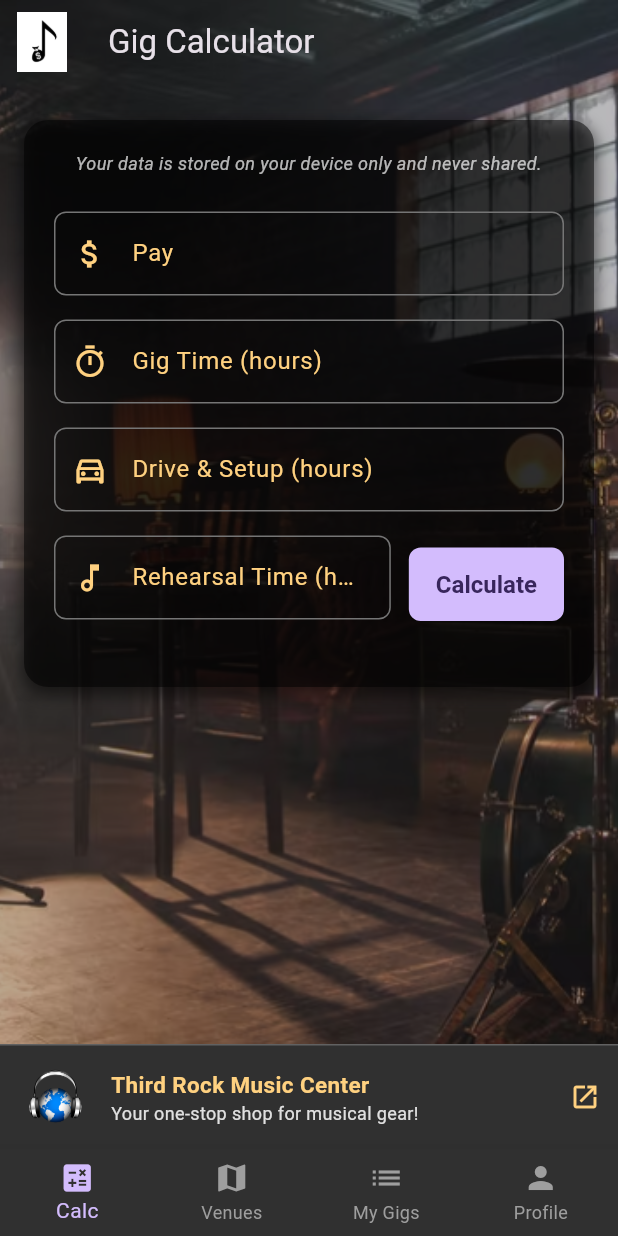
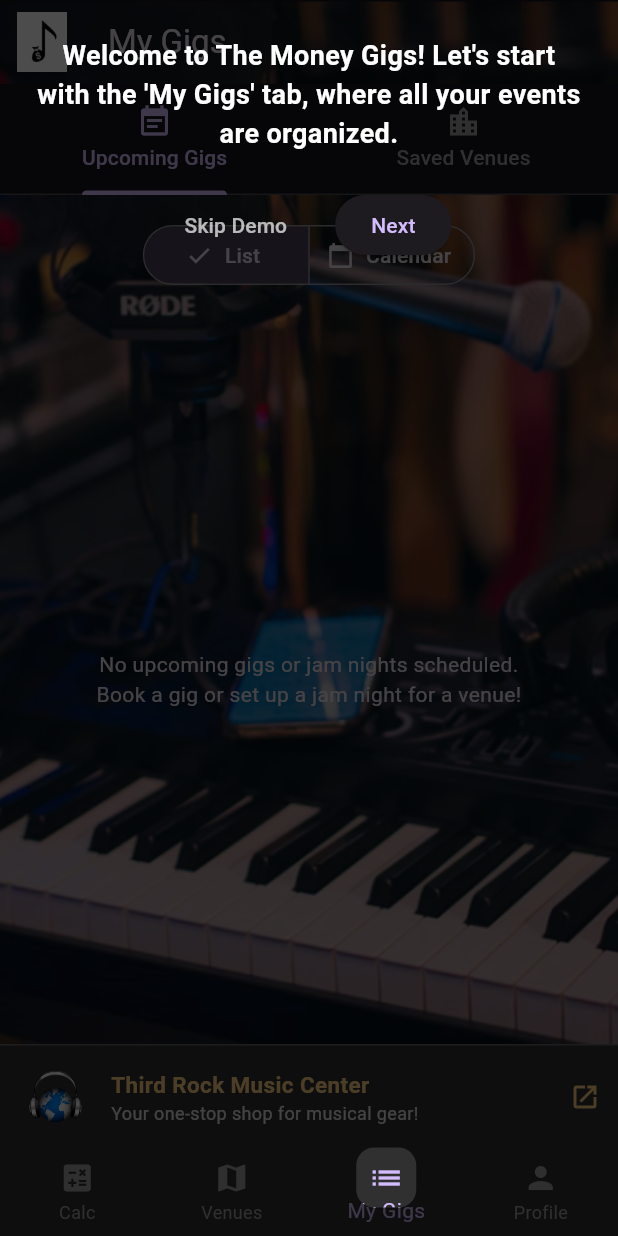
Before and after one commit to Racuza0228/theMoneyGigs2026, a Flutter app: the screen it shows after launch, on a phone screen of 412 x 824 dp. Run offline on Flutter 3.47's test engine with Material 3 defaults, Android fonts, the phone set to English and light mode, and no system bars; our stand-ins replace flutter_colorpicker, flutter_rating_bar, geolocator, google_maps_flutter, image_picker, shared_preferences and 1 more; project files that could hold a hidden picture were left out.

```diff
--- a/lib/core/widgets/page_background_wrapper.dart
+++ b/lib/core/widgets/page_background_wrapper.dart
@@ -1,5 +1,5 @@
 // lib/page_background_wrapper.dart
-import 'dart:io';import 'package:flutter/material.dart';
+import 'package:flutter/material.dart';
 
 class PageBackgroundWrapper extends StatelessWidget {
   final Widget child;
--- /dev/null
+++ b/lib/features/app_demo/widgets/tutorial_overlay.dart
@@ -0,0 +1,138 @@
+// lib/features/app_demo/widgets/tutorial_overlay.dart
+import 'package:flutter/material.dart';
+import 'package:provider/provider.dart';
+import '../providers/demo_provider.dart';
+
+// *** CONVERTED TO A STATEFULWIDGET TO HANDLE LAYOUT CALLBACK ***
+class TutorialOverlay extends StatefulWidget {
+  final GlobalKey highlightKey;
+  final String instructionalText;
+  final Alignment textAlignment;
+  final VoidCallback onNext;
+
+  const TutorialOverlay({
+    super.key,
+    required this.highlightKey,
+    required this.instructionalText,
+    required this.onNext,
+    this.textAlignment = Alignment.topCenter,
+  });
+
+  @override
+  State<TutorialOverlay> createState() => _TutorialOverlayState();
+}
+
+class _TutorialOverlayState extends State<TutorialOverlay> {
+  Rect? _highlightRect; // Store the position and size of the highlight area
+
+  @override
+  void initState() {
+    super.initState();
+    // *** THIS IS THE FIX ***
+    // We wait for the frame to finish painting before getting the widget's position.
+    WidgetsBinding.instance.addPostFrameCallback((_) {
+      _calculateHighlightRect();
+    });
+  }
+
+  void _calculateHighlightRect() {
+    final RenderBox? renderBox =
+    widget.highlightKey.currentContext?.findRenderObject() as RenderBox?;
+
+    if (renderBox != null && renderBox.hasSize) {
+      final offset = renderBox.localToGlobal(Offset.zero);
+      setState(() {
+        _highlightRect = Rect.fromPoints(
+          offset,
+          offset.translate(renderBox.size.width, renderBox.size.height),
+        );
+      });
+    }
+  }
+
+  @override
+  Widget build(BuildContext context) {
+    // If we haven't calculated the highlight position yet, show a transparent placeholder.
+    if (_highlightRect == null) {
+      return const Material(color: Colors.transparent);
+    }
+
+    // This is the same drawing logic as before, but now using the saved _highlightRect.
+    return Material(
+      color: Colors.transparent,
+      child: Stack(
+        children: [
+          // This is the semi-transparent background
+          ColorFiltered(
+            colorFilter: ColorFilter.mode(
+              Colors.black.withOpacity(0.7),
+              BlendMode.srcOut,
+            ),
+            child: Stack(
+              children: [
+                // This is the full-screen block
+                Container(
+                  decoration: const BoxDecoration(
+                    color: Colors.white, // Color does not matter
+                    backgroundBlendMode: BlendMode.dstOut,
+                  ),
+                ),
+                // This is the "hole" punched out for the highlight
+                Positioned(
+                  left: _highlightRect!.left - 8,
+                  top: _highlightRect!.top - 8,
+                  width: _highlightRect!.width + 16,
+                  height: _highlightRect!.height + 16,
+                  child: Container(
+                    decoration: BoxDecoration(
+                      color: Colors.white, // Color does not matter
+                      borderRadius: BorderRadius.circular(12),
+                    ),
+                  ),
+                ),
+              ],
+            ),
+          ),
+
+          // This positions the instructional text and buttons
+          Align(
+            alignment: widget.textAlignment,
+            child: Padding(
+              padding: const EdgeInsets.all(24.0),
+              child: Column(
+                mainAxisSize: MainAxisSize.min,
+                children: [
+                  Text(
+                    widget.instructionalText,
+                    textAlign: TextAlign.center,
+                    style: const TextStyle(
+                      fontSize: 18,
+                      color: Colors.white,
+                      fontWeight: FontWeight.bold,
+                    ),
+                  ),
+                  const SizedBox(height: 24),
+                  Row(
+                    mainAxisAlignment: MainAxisAlignment.center,
+                    children: [
+                      TextButton(
+                        onPressed: () => context.read<DemoProvider>().endDemo(),
+                        child: const Text('Skip Demo',
+                            style: TextStyle(color: Colors.white70)),
+                      ),
+                      const SizedBox(width: 20),
+                      ElevatedButton(
+                        onPressed: widget.onNext,
+                        child: const Text('Next'),
+                      ),
+                    ],
+                  )
+                ],
+              ),
+            ),
+          ),
+        ],
+      ),
+    );
+  }
+}
--- a/lib/features/gigs/views/gig_calculator_page.dart
+++ b/lib/features/gigs/views/gig_calculator_page.dart
@@ -1,5 +1,5 @@
 import 'package:flutter/material.dart';
-import 'dart:convert'; // For jsonEncode, jsonDecode
+// For jsonEncode, jsonDecode
 import 'package:shared_preferences/shared_preferences.dart';
 
 import 'package:the_money_gigs/features/gigs/widgets/booking_dialog.dart';
@@ -85,7 +85,7 @@ class _GigCalculatorState extends State<GigCalculator> {
     super.dispose();
   }
 
-  void _resetGigDetailsAndForm() {
+  /*void _resetGigDetailsAndForm() {
     FocusScope.of(context).unfocus(); // Dismiss keyboard
     if (mounted) {
       setState(() {
@@ -100,7 +100,7 @@ class _GigCalculatorState extends State<GigCalculator> {
         _formKey.currentState?.reset(); // Resets validation state
       });
     }
-  }
+  }*/
 
   // This method is called by the "Clear All" button.
   // It clears TextFormFields and resets calculated results and form state.
--- a/lib/features/gigs/views/gigs.dart
+++ b/lib/features/gigs/views/gigs.dart
@@ -8,7 +8,6 @@ import 'package:shared_preferences/shared_preferences.dart';
 import 'package:intl/intl.dart';
 import 'package:table_calendar/table_calendar.dart'; // Import TableCalendar
 import 'package:the_money_gigs/global_refresh_notifier.dart'; // Import the notifier
-import 'package:url_launcher/url_launcher.dart';
 
 // Import your models
 import 'package:the_money_gigs/features/gigs/models/gig_model.dart';
@@ -406,7 +405,7 @@ class _GigsPageState extends State<GigsPage> with SingleTickerProviderStateMixin
     }
   }
 
-  Future<void> _deleteGig(Gig gigToDelete) async {
+  /*Future<void> _deleteGig(Gig gigToDelete) async {
     if (gigToDelete.isJamOpenMic) return;
     if (!mounted) return;
     final prefs = await SharedPreferences.getInstance();
@@ -416,7 +415,7 @@ class _GigsPageState extends State<GigsPage> with SingleTickerProviderStateMixin
     await prefs.setString(_keyGigsList, Gig.encode(currentActualGigs));
     globalRefreshNotifier.notify();
   }
-
+*/
   Future<void> _archiveVenue(StoredLocation venueToArchive) async {
     if (!mounted) return;
     // CORRECTED: Only check for REAL, non-jam gigs.
@@ -638,7 +637,7 @@ class _GigsPageState extends State<GigsPage> with SingleTickerProviderStateMixin
     );
   }
 
-  Future<void> _openVenueInMap(StoredLocation venue) async {
+  /*Future<void> _openVenueInMap(StoredLocation venue) async {
     final lat = venue.coordinates.latitude;
     final lng = venue.coordinates.longitude;
     final String query = Uri.encodeComponent(venue.address.isNotEmpty ? venue.address : venue.name);
@@ -653,7 +652,8 @@ class _GigsPageState extends State<GigsPage> with SingleTickerProviderStateMixin
         ScaffoldMessenger.of(context).showSnackBar(const SnackBar(content: Text('Could not open map application.')));
       }
     }
-  }
+  }*/
+
   void _showEmbedCodeDialog() {
     // Generate the HTML code using the service
     final String embedCode = GigEmbedService.generateEmbedCode(_loadedGigs);
--- a/lib/features/map_venues/views/map.dart
+++ b/lib/features/map_venues/views/map.dart
@@ -6,7 +6,6 @@ import 'package:flutter/material.dart';
 import 'package:google_maps_flutter/google_maps_flutter.dart';
 import 'package:shared_preferences/shared_preferences.dart';
 import 'package:http/http.dart' as http;
-import 'package:intl/intl.dart';
 
 // --- Project Imports ---
 import 'package:the_money_gigs/core/services/places_service.dart';
--- a/lib/main.dart
+++ b/lib/main.dart
@@ -1,6 +1,9 @@
 // lib/main.dart
 import 'dart:io';
 import 'package:flutter/material.dart';
+import 'package:provider/provider.dart'; // Make sure this is imported
+import 'features/app_demo/providers/demo_provider.dart'; // *** NEW: Import DemoProvider
+import 'features/app_demo/widgets/tutorial_overlay.dart'; // *** FIX: Import the overlay widget
 import 'package:shared_preferences/shared_preferences.dart';
 import 'features/gigs/views/gig_calculator_page.dart';
 import 'features/map_venues/views/map.dart';
@@ -16,11 +19,17 @@ class RefreshNotifier extends ChangeNotifier {
   }
 }
 
-final refreshNotifier = RefreshNotifier();
-
 Future<void> main() async {
   WidgetsFlutterBinding.ensureInitialized();
-  runApp(const MyApp());
+  runApp(
+    MultiProvider(
+      providers: [
+        ChangeNotifierProvider(create: (_) => DemoProvider()),
+        ChangeNotifierProvider(create: (_) => RefreshNotifier()),
+      ],
+      child: const MyApp(),
+    ),
+  );
 }
 
 class MyApp extends StatelessWidget {
@@ -38,12 +47,13 @@ class MyApp extends StatelessWidget {
         ),
         useMaterial3: true,
       ),
-      home: const MainPage(),
+      home: const MainPage(), // This is correct
       debugShowCheckedModeBanner: false,
     );
   }
 }
 
+// *** FIX: This class definition is crucial ***
 class MainPage extends StatefulWidget {
   const MainPage({super.key});
 
@@ -55,17 +65,15 @@ class _MainPageState extends State<MainPage> {
   int _selectedIndex = 0;
   bool _isLoading = true;
 
-  // State variables for dynamic backgrounds
   late List<String?> _pageBackgroundPaths;
   late List<Color?> _pageBackgroundColors;
   late List<double> _pageBackgroundOpacities;
 
-  // *** FIX: Removed 'const' from the list definition and the ProfilePage instantiation ***
   static final List<Widget> _widgetOptions = <Widget>[
     const GigCalculator(),
     const MapPage(),
     const GigsPage(),
-    const ProfilePage(), // Keeping 'const' here as ProfilePage has a const constructor
+    const ProfilePage(),
   ];
 
   static const List<String> _pageTitles = <String>[
@@ -75,7 +83,6 @@ class _MainPageState extends State<MainPage> {
     'Profile',
   ];
 
-  // Default values
   static const List<String?> _defaultBackgroundImages = [
     'assets/background1.png',
     null,
@@ -84,16 +91,17 @@ class _MainPageState extends State<MainPage> {
   ];
   static const double _defaultOpacity = 0.7;
 
+
   @override
   void initState() {
     super.initState();
     _initializeSettings();
-    refreshNotifier.addListener(_onSettingsChanged);
+    Provider.of<RefreshNotifier>(context, listen: false).addListener(_onSettingsChanged);
   }
 
   @override
   void dispose() {
-    refreshNotifier.removeListener(_onSettingsChanged);
+    Provider.of<RefreshNotifier>(context, listen: false).removeListener(_onSettingsChanged);
     super.dispose();
   }
 
@@ -146,7 +154,6 @@ class _MainPageState extends State<MainPage> {
 
     final List<Widget> wrappedPages = List.generate(4, (index) {
       final color = _pageBackgroundColors[index];
-
       ImageProvider? provider;
       Color? bgColor;
 
@@ -174,7 +181,33 @@ class _MainPageState extends State<MainPage> {
       );
     });
 
-    return Scaffold(
+    final GlobalKey calcTabKey = GlobalKey();
+    final GlobalKey venuesTabKey = GlobalKey();
+    final GlobalKey gigsTabKey = GlobalKey();
+    final GlobalKey profileTabKey = GlobalKey();
+    final GlobalKey thirdRockBannerKey = GlobalKey();
+
+    return Consumer<DemoProvider>(
+      builder: (context, demoProvider, child) {
+        return Stack(
+          children: [
+            child!,
+            if (demoProvider.isDemoModeActive)
+              _buildDemoOverlay(
+                context: context,
+                provider: demoProvider,
+                keys: {
+                  'calc': calcTabKey,
+                  'venues': venuesTabKey,
+                  'gigs': gigsTabKey,
+                  'profile': profileTabKey,
+                  'banner': thirdRockBannerKey,
+                },
+              ),
+          ],
+        );
+      },
+      child: Scaffold(
         extendBodyBehindAppBar: true,
         appBar: AppBar(
           backgroundColor: Colors.transparent,
@@ -194,6 +227,7 @@ class _MainPageState extends State<MainPage> {
               ),
             ),
             GestureDetector(
+              key: thirdRockBannerKey,
               onTap: _launchThirdRockURL,
               child: Container(
                 height: 70,
@@ -224,11 +258,11 @@ class _MainPageState extends State<MainPage> {
           ],
         ),
         bottomNavigationBar: BottomNavigationBar(
-        items: const <BottomNavigationBarItem>[
-          BottomNavigationBarItem(icon: Icon(Icons.calculate), label: 'Calc'),
-          BottomNavigationBarItem(icon: Icon(Icons.map), label: 'Venues'),
-          BottomNavigationBarItem(icon: Icon(Icons.list), label: 'My Gigs'),
-          BottomNavigationBarItem(icon: Icon(Icons.person), label: 'Profile'),
+          items: <BottomNavigationBarItem>[
+            BottomNavigationBarItem(icon: KeyedSubtree(key: calcTabKey, child: const Icon(Icons.calculate)), label: 'Calc'),
+            BottomNavigationBarItem(icon: KeyedSubtree(key: venuesTabKey, child: const Icon(Icons.map)), label: 'Venues'),
+            BottomNavigationBarItem(icon: KeyedSubtree(key: gigsTabKey, child: const Icon(Icons.list)), label: 'My Gigs'),
+            BottomNavigationBarItem(icon: KeyedSubtree(key: profileTabKey, child: const Icon(Icons.person)), label: 'Profile'),
           ],
           currentIndex: _selectedIndex,
           selectedItemColor: Theme.of(context).colorScheme.primary,
@@ -237,6 +271,56 @@ class _MainPageState extends State<MainPage> {
           type: BottomNavigationBarType.fixed,
           backgroundColor: Colors.grey[850],
         ),
+      ),
     );
   }
+
+  Widget _buildDemoOverlay({
+    required BuildContext context,
+    required DemoProvider provider,
+    required Map<String, GlobalKey> keys,
+  }) {
+    switch (provider.currentStep) {
+      case 1:
+        WidgetsBinding.instance.addPostFrameCallback((_) {
+          _onItemTapped(2);
+        });
+        return TutorialOverlay(
+          highlightKey: keys['gigs']!,
+          instructionalText: "Welcome to The Money Gigs! Let's start with the 'My Gigs' tab, where all your events are organized.",
+          textAlignment: Alignment.topCenter,
+          onNext: () => provider.nextStep(),
+        );
+      case 2:
+        WidgetsBinding.instance.addPostFrameCallback((_) {
+          provider.nextStep();
+        });
+        return const SizedBox.shrink();
+      case 3:
+        WidgetsBinding.instance.addPostFrameCallback((_) {
+          _onItemTapped(3);
+        });
+        return TutorialOverlay(
+          highlightKey: keys['profile']!,
+          instructionalText: "The 'Profile' tab lets you customize the app's look and feel, and reset this demo.",
+          textAlignment: Alignment.topCenter,
+          onNext: () => provider.nextStep(),
+        );
+      case 4:
+        return TutorialOverlay(
+          highlightKey: keys['banner']!,
+          instructionalText: "Finally, check out our sponsor, Third Rock Music Center, for all your gear needs!",
+          textAlignment: Alignment.center,
+          onNext: () {
+            provider.endDemo();
+            _onItemTapped(0);
+          },
+        );
+      default:
+        WidgetsBinding.instance.addPostFrameCallback((_) {
+          provider.endDemo();
+        });
+        return const SizedBox.shrink();
     }
+  }
+}
--- a/pubspec.yaml
+++ b/pubspec.yaml
@@ -42,6 +42,8 @@ dependencies:
   image_picker: ^1.0.4
   flutter_colorpicker: ^1.0.3
   collection: ^1.18.0
+  provider: ^6.1.2
+  geolocator: ^12.0.0
 
 dev_dependencies:
   flutter_test:
```
Also changed, not shown: lib/core/services/drive_time_service.dart (+88 -27 lines), lib/features/app_demo/providers/demo_provider.dart (added, +63 -0 lines), lib/features/gigs/widgets/booking_dialog.dart (+60 -65 lines), lib/features/profile/views/profile.dart (+33 -8 lines), pubspec.lock, 4 other files. Lines whose indentation alone changed are shown as unchanged.
